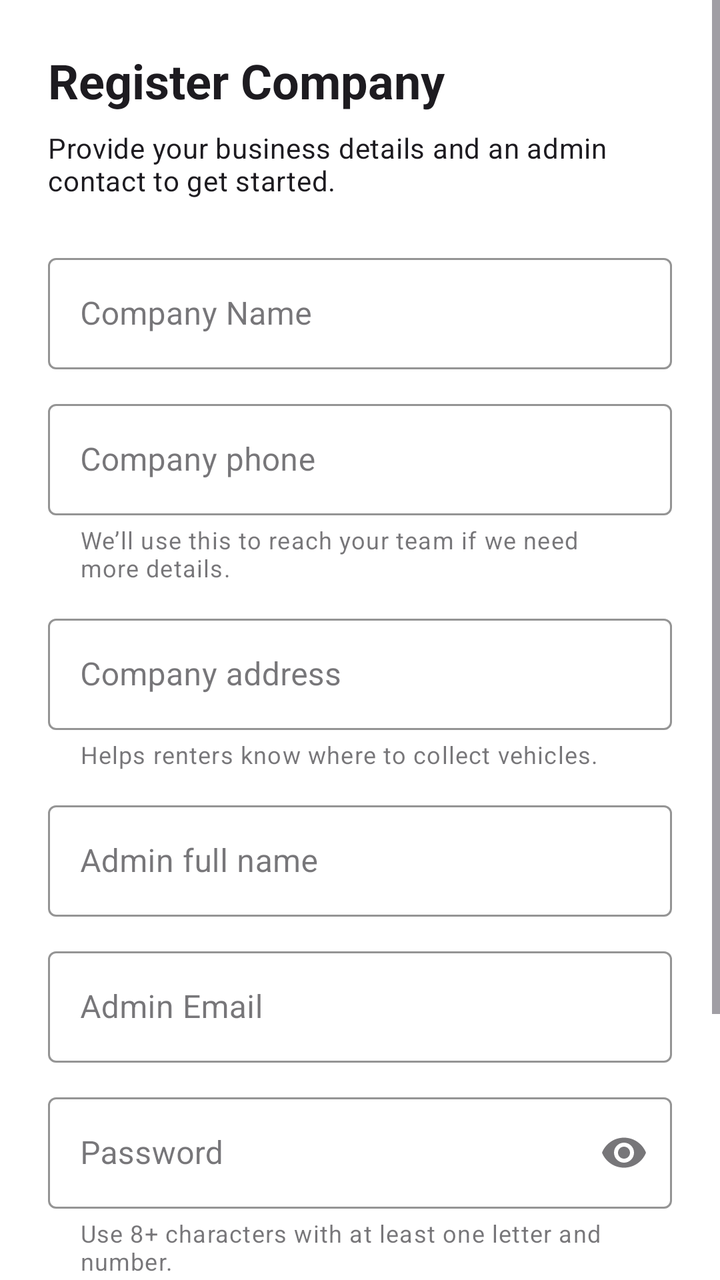
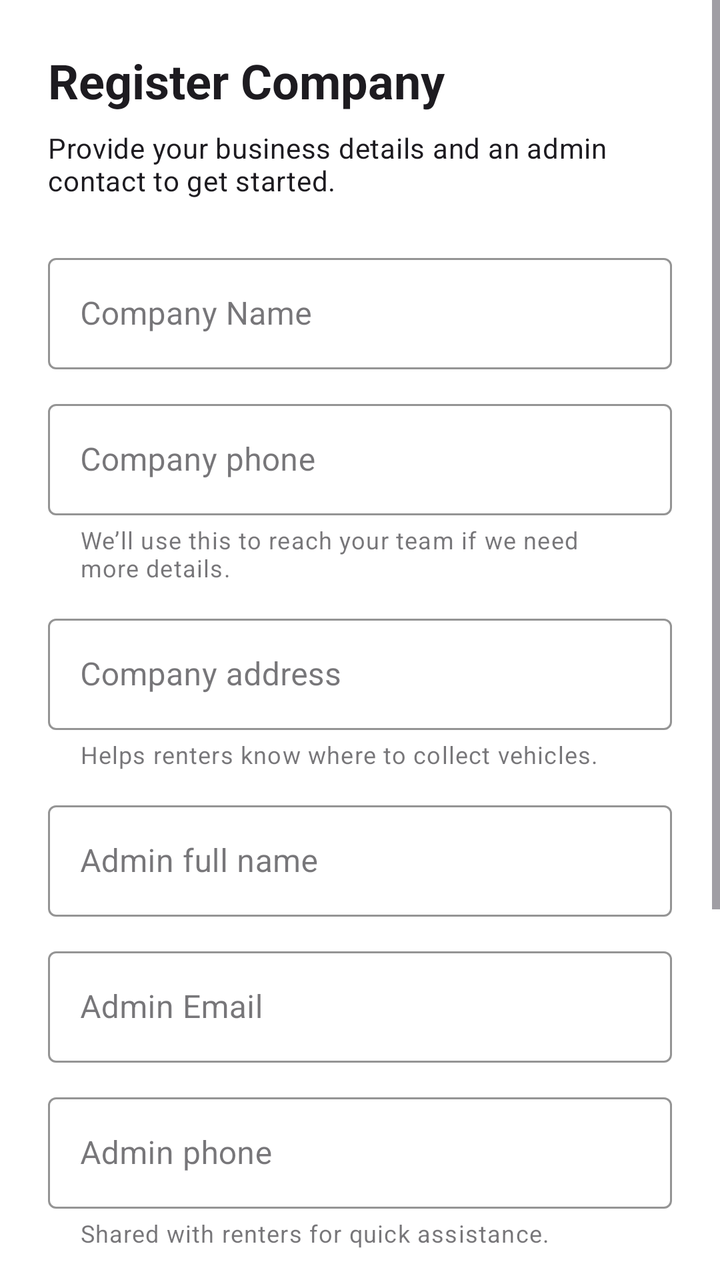

Before-and-after screenshots of an Android layout around one commit, followed by the original layout XML and the change that was made.
<!-- AndroidManifest.xml: application theme Theme.CarRentingTest -->
<!-- res/layout/activity_register_company.xml -->
<?xml version="1.0" encoding="utf-8"?>
<ScrollView xmlns:android="http://schemas.android.com/apk/res/android"
    xmlns:app="http://schemas.android.com/apk/res-auto"
    android:layout_width="match_parent"
    android:layout_height="match_parent"
    android:background="#FFFFFF">

    <LinearLayout
        android:layout_width="match_parent"
        android:layout_height="wrap_content"
        android:orientation="vertical"
        android:padding="24dp">

        <TextView
            android:layout_width="wrap_content"
            android:layout_height="wrap_content"
            android:text="@string/register_company"
            android:textAppearance="@style/TextAppearance.MaterialComponents.Headline5"
            android:textStyle="bold"
            android:layout_marginBottom="8dp" />

        <TextView
            android:layout_width="match_parent"
            android:layout_height="wrap_content"
            android:text="@string/business_signup_subtitle"
            android:textAppearance="@style/TextAppearance.MaterialComponents.Body2"
            android:layout_marginBottom="24dp" />

        <com.google.android.material.textfield.TextInputLayout
            android:id="@+id/tilCompanyName"
            style="@style/Widget.MaterialComponents.TextInputLayout.OutlinedBox"
            android:layout_width="match_parent"
            android:layout_height="wrap_content"
            android:layout_marginBottom="12dp"
            android:importantForAutofill="yes"
            app:boxStrokeColor="@color/colorPrimary">

            <com.google.android.material.textfield.TextInputEditText
                android:id="@+id/etCompanyName"
                android:layout_width="match_parent"
                android:layout_height="wrap_content"
                android:autofillHints="companyName"
                android:hint="@string/company_name"
                android:imeOptions="actionNext"
                android:inputType="textCapWords" />
        </com.google.android.material.textfield.TextInputLayout>

        <com.google.android.material.textfield.TextInputLayout
            android:id="@+id/tilCompanyPhone"
            style="@style/Widget.MaterialComponents.TextInputLayout.OutlinedBox"
            android:layout_width="match_parent"
            android:layout_height="wrap_content"
            android:layout_marginBottom="12dp"
            android:importantForAutofill="yes"
            app:boxStrokeColor="@color/colorPrimary"
            app:helperText="@string/company_phone_helper">

            <com.google.android.material.textfield.TextInputEditText
                android:id="@+id/etCompanyPhone"
                android:layout_width="match_parent"
                android:layout_height="wrap_content"
                android:autofillHints="phone"
                android:hint="@string/company_phone"
                android:imeOptions="actionNext"
                android:inputType="phone" />
        </com.google.android.material.textfield.TextInputLayout>

        <com.google.android.material.textfield.TextInputLayout
            android:id="@+id/tilCompanyAddress"
            style="@style/Widget.MaterialComponents.TextInputLayout.OutlinedBox"
            android:layout_width="match_parent"
            android:layout_height="wrap_content"
            android:layout_marginBottom="12dp"
            android:importantForAutofill="yes"
            app:boxStrokeColor="@color/colorPrimary"
            app:helperText="@string/company_address_helper">

            <com.google.android.material.textfield.TextInputEditText
                android:id="@+id/etCompanyAddress"
                android:layout_width="match_parent"
                android:layout_height="wrap_content"
                android:autofillHints="postalAddress"
                android:hint="@string/company_address"
                android:imeOptions="actionNext"
                android:inputType="textPostalAddress|textCapSentences" />
        </com.google.android.material.textfield.TextInputLayout>

        <com.google.android.material.textfield.TextInputLayout
            android:id="@+id/tilAdminName"
            style="@style/Widget.MaterialComponents.TextInputLayout.OutlinedBox"
            android:layout_width="match_parent"
            android:layout_height="wrap_content"
            android:layout_marginBottom="12dp"
            android:importantForAutofill="yes"
            app:boxStrokeColor="@color/colorPrimary">

            <com.google.android.material.textfield.TextInputEditText
                android:id="@+id/etAdminName"
                android:layout_width="match_parent"
                android:layout_height="wrap_content"
                android:autofillHints="name"
                android:hint="@string/admin_full_name"
                android:imeOptions="actionNext"
                android:inputType="textCapWords|textPersonName" />
        </com.google.android.material.textfield.TextInputLayout>

        <com.google.android.material.textfield.TextInputLayout
            android:id="@+id/tilAdminEmail"
            style="@style/Widget.MaterialComponents.TextInputLayout.OutlinedBox"
            android:layout_width="match_parent"
            android:layout_height="wrap_content"
            android:layout_marginBottom="12dp"
            android:importantForAutofill="yes"
            app:boxStrokeColor="@color/colorPrimary">

            <com.google.android.material.textfield.TextInputEditText
                android:id="@+id/etAdminEmail"
                android:layout_width="match_parent"
                android:layout_height="wrap_content"
                android:autofillHints="emailAddress"
                android:hint="@string/admin_email"
                android:imeOptions="actionNext"
                android:inputType="textEmailAddress" />
        </com.google.android.material.textfield.TextInputLayout>

        <com.google.android.material.textfield.TextInputLayout
            android:id="@+id/tilAdminPassword"
            style="@style/Widget.MaterialComponents.TextInputLayout.OutlinedBox"
            android:layout_width="match_parent"
            android:layout_height="wrap_content"
            android:layout_marginBottom="12dp"
            android:importantForAutofill="yes"
            app:boxStrokeColor="@color/colorPrimary"
            app:endIconMode="password_toggle"
            app:helperText="@string/password_requirement_hint">

            <com.google.android.material.textfield.TextInputEditText
                android:id="@+id/etAdminPassword"
                android:layout_width="match_parent"
                android:layout_height="wrap_content"
                android:autofillHints="password"
                android:hint="@string/password"
                android:imeOptions="actionNext"
                android:inputType="textPassword" />
        </com.google.android.material.textfield.TextInputLayout>

        <com.google.android.material.textfield.TextInputLayout
            android:id="@+id/tilConfirmPassword"
            style="@style/Widget.MaterialComponents.TextInputLayout.OutlinedBox"
            android:layout_width="match_parent"
            android:layout_height="wrap_content"
            android:layout_marginBottom="24dp"
            android:importantForAutofill="yes"
            app:boxStrokeColor="@color/colorPrimary"
            app:endIconMode="password_toggle">

            <com.google.android.material.textfield.TextInputEditText
                android:id="@+id/etConfirmPassword"
                android:layout_width="match_parent"
                android:layout_height="wrap_content"
                android:autofillHints="password"
                android:hint="@string/confirm_password"
                android:imeOptions="actionDone"
                android:inputType="textPassword" />
        </com.google.android.material.textfield.TextInputLayout>

        <com.google.android.material.button.MaterialButton
            android:id="@+id/btnRegisterCompany"
            android:layout_width="match_parent"
            android:layout_height="wrap_content"
            android:backgroundTint="@color/colorPrimary"
            android:text="@string/register"
            android:textAllCaps="false"
            android:textColor="@color/white" />

        <ProgressBar
            android:id="@+id/progressBar"
            android:layout_width="wrap_content"
            android:layout_height="wrap_content"
            android:layout_gravity="center_horizontal"
            android:layout_marginTop="16dp"
            android:visibility="gone" />

    </LinearLayout>

</ScrollView>
<!-- resources referenced by this layout -->
<resources>
  <color name="colorPrimary">@color/palette_dark_blue</color>
  <color name="white">#FFFFFFFF</color>
  <string name="admin_email">Admin Email</string>
  <string name="admin_full_name">Admin full name</string>
  <string name="business_signup_subtitle">Provide your business details and an admin contact to get started.</string>
  <string name="company_address">Company address</string>
  <string name="company_address_helper">Helps renters know where to collect vehicles.</string>
  <string name="company_name">Company Name</string>
  <string name="company_phone">Company phone</string>
  <string name="company_phone_helper">We’ll use this to reach your team if we need more details.</string>
  <string name="confirm_password">Confirm password</string>
  <string name="password">Password</string>
  <string name="password_requirement_hint">Use 8+ characters with at least one letter and number.</string>
  <string name="register">Register</string>
  <string name="register_company">Register Company</string>
  <style name="Theme.CarRentingTest" parent="Base.Theme.CarRentingTest" />
  <color name="palette_dark_blue">#131C32</color>
  <style name="Base.Theme.CarRentingTest" parent="Theme.Material3.DayNight.NoActionBar">
          <item name="colorPrimary">@color/colorPrimary</item>
          <item name="colorPrimaryVariant">@color/colorPrimaryVariant</item>
          <item name="colorOnPrimary">@color/colorOnPrimary</item>
          <item name="colorSecondary">@color/colorSecondary</item>
          <item name="colorSecondaryVariant">@color/colorSecondaryVariant</item>
          <item name="colorOnSecondary">@color/colorOnSecondary</item>
          <item name="android:statusBarColor">@color/colorPrimaryVariant</item>
          <item name="android:navigationBarColor">@color/colorSurface</item>
          <item name="android:windowBackground">@color/colorBackground</item>
      </style>
  <color name="colorPrimaryVariant">@color/palette_deep_blue</color>
  <color name="colorOnPrimary">@color/palette_white</color>
  <color name="colorSecondary">@color/palette_teal</color>
  <color name="colorSecondaryVariant">#C89C2E</color>
  <color name="colorOnSecondary">@color/palette_dark_blue</color>
  <color name="colorSurface">@color/palette_white</color>
  <color name="colorBackground">@color/palette_very_light_blue</color>
  <color name="palette_deep_blue">#1F2A44</color>
  <color name="palette_white">#FFFFFF</color>
  <color name="palette_teal">#D4AF37</color>
  <color name="palette_very_light_blue">#FFFCFB</color>
</resources>

<!-- the commit's change to res/layout/activity_register_company.xml (unified diff, before → after) -->
@@ -124,6 +124,26 @@
         </com.google.android.material.textfield.TextInputLayout>
 
         <com.google.android.material.textfield.TextInputLayout
+            android:id="@+id/tilAdminPhone"
+            style="@style/Widget.MaterialComponents.TextInputLayout.OutlinedBox"
+            android:layout_width="match_parent"
+            android:layout_height="wrap_content"
+            android:layout_marginBottom="12dp"
+            android:importantForAutofill="yes"
+            app:boxStrokeColor="@color/colorPrimary"
+            app:helperText="@string/admin_phone_helper">
+
+            <com.google.android.material.textfield.TextInputEditText
+                android:id="@+id/etAdminPhone"
+                android:layout_width="match_parent"
+                android:layout_height="wrap_content"
+                android:autofillHints="phone"
+                android:hint="@string/admin_phone"
+                android:imeOptions="actionNext"
+                android:inputType="phone" />
+        </com.google.android.material.textfield.TextInputLayout>
+
+        <com.google.android.material.textfield.TextInputLayout
             android:id="@+id/tilAdminPassword"
             style="@style/Widget.MaterialComponents.TextInputLayout.OutlinedBox"
             android:layout_width="match_parent"
<!-- resource entries referenced after the edit -->
@@ -4,6 +4,8 @@
   <color name="white">#FFFFFFFF</color>
   <string name="admin_email">Admin Email</string>
   <string name="admin_full_name">Admin full name</string>
+  <string name="admin_phone">Admin phone</string>
+  <string name="admin_phone_helper">Shared with renters for quick assistance.</string>
   <string name="business_signup_subtitle">Provide your business details and an admin contact to get started.</string>
   <string name="company_address">Company address</string>
   <string name="company_address_helper">Helps renters know where to collect vehicles.</string>
